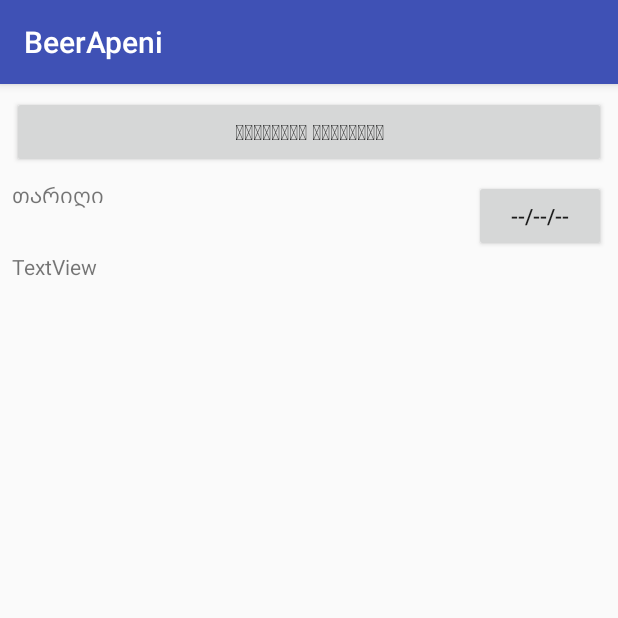
After one commit to kartlos99/apeni, an Android app: the OrdersActivity screen opened directly, with no data from a screen before it, on a phone screen of 412 x 824 dp, the top half of it. The commit adds this screen. Run offline under Robolectric (Android 15) with nearby library versions, the phone set to English and light mode, and no system bars.

Commit message:
shekvetis gverds vaketebt

```diff
--- a/app/build.gradle
+++ b/app/build.gradle
@@ -25,6 +25,8 @@ dependencies {
         exclude group: 'com.android.support', module: 'support-annotations'
     })
     compile 'com.android.support:appcompat-v7:25.3.1'
+    compile 'com.android.support:cardview-v7:25.3.1'
+    compile 'com.android.support:design:25.3.1'
     compile 'com.android.support.constraint:constraint-layout:1.0.2'
     testCompile 'junit:junit:4.12'
 }
--- a/app/src/main/AndroidManifest.xml
+++ b/app/src/main/AndroidManifest.xml
@@ -16,6 +16,7 @@
                 <category android:name="android.intent.category.LAUNCHER" />
             </intent-filter>
         </activity>
+        <activity android:name=".OrdersActivity"></activity>
     </application>
 
 </manifest>
--- /dev/null
+++ b/app/src/main/java/com/example/kdiakonidze/beerapeni/OrdersActivity.java
@@ -0,0 +1,49 @@
+package com.example.kdiakonidze.beerapeni;
+
+import android.app.DatePickerDialog;
+import android.icu.util.Calendar;
+import android.os.Build;
+import android.support.annotation.RequiresApi;
+import android.support.v7.app.AppCompatActivity;
+import android.os.Bundle;
+import android.view.View;
+import android.widget.Button;
+import android.widget.DatePicker;
+
+public class OrdersActivity extends AppCompatActivity {
+
+    Button btn_setDate;
+
+
+
+    DatePickerDialog.OnDateSetListener dateSetListener = new DatePickerDialog.OnDateSetListener() {
+        @Override
+        public void onDateSet(DatePicker datePicker, int i, int i1, int i2) {
+            btn_setDate.setText(i+"/"+i1+"/" + i2);
+        }
+    };
+
+
+    @Override
+    protected void onCreate(Bundle savedInstanceState) {
+        super.onCreate(savedInstanceState);
+        setContentView(R.layout.activity_orders);
+
+
+
+
+        btn_setDate = (Button) findViewById(R.id.btn_setdate);
+        btn_setDate.setOnClickListener(new View.OnClickListener() {
+            @RequiresApi(api = Build.VERSION_CODES.N)
+            @Override
+            public void onClick(View view) {
+                Calendar c = Calendar.getInstance();
+                btn_setDate.setText(c.get(Calendar.YEAR)+"/"+ c.get(Calendar.MONTH)+"/"+ c.get(Calendar.DAY_OF_MONTH));
+
+//                DatePickerDialog datePickerDialog = new DatePickerDialog(getApplicationContext(), dateSetListener, c.get(Calendar.YEAR), c.get(Calendar.MONTH), c.get(Calendar.DAY_OF_MONTH) );
+//                datePickerDialog.setCancelable(false);
+//                datePickerDialog.show();
+            }
+        });
+    }
+}
--- /dev/null
+++ b/app/src/main/res/layout/activity_orders.xml
@@ -0,0 +1,70 @@
+<?xml version="1.0" encoding="utf-8"?>
+<android.support.constraint.ConstraintLayout xmlns:android="http://schemas.android.com/apk/res/android"
+    xmlns:app="http://schemas.android.com/apk/res-auto"
+    xmlns:tools="http://schemas.android.com/tools"
+    android:layout_width="match_parent"
+    android:layout_height="match_parent"
+    tools:context="com.example.kdiakonidze.beerapeni.OrdersActivity">
+
+    <Button
+        android:id="@+id/btn_addOrder"
+        android:layout_width="0dp"
+        android:layout_height="wrap_content"
+        android:text="@string/shekvetis_damateba"
+        app:layout_constraintTop_toTopOf="parent"
+        android:layout_marginTop="8dp"
+        android:layout_marginLeft="8dp"
+        app:layout_constraintLeft_toLeftOf="parent"
+        android:layout_marginRight="8dp"
+        app:layout_constraintRight_toRightOf="parent"
+        android:layout_marginStart="8dp"
+        android:layout_marginEnd="8dp" />
+
+    <TextView
+        android:id="@+id/textView2"
+        android:layout_width="wrap_content"
+        android:layout_height="wrap_content"
+        android:text="@string/text_tarigi"
+        android:layout_marginTop="8dp"
+        app:layout_constraintTop_toBottomOf="@+id/btn_addOrder"
+        android:layout_marginLeft="8dp"
+        app:layout_constraintLeft_toLeftOf="parent"
+        android:layout_marginStart="8dp" />
+
+    <Button
+        android:id="@+id/btn_setdate"
+        android:text="--/--/--"
+        android:layout_width="wrap_content"
+        android:layout_height="wrap_content"
+        android:layout_marginTop="8dp"
+        app:layout_constraintTop_toBottomOf="@+id/btn_addOrder"
+        android:layout_marginRight="8dp"
+        app:layout_constraintRight_toRightOf="parent"
+        android:layout_marginEnd="8dp" />
+
+    <TextView
+        android:id="@+id/textView3"
+        android:layout_width="wrap_content"
+        android:layout_height="wrap_content"
+        android:text="TextView"
+        app:layout_constraintTop_toBottomOf="@+id/btn_setdate"
+        android:layout_marginLeft="8dp"
+        app:layout_constraintLeft_toLeftOf="parent"
+        android:layout_marginStart="8dp" />
+
+    <ListView
+        android:id="@+id/list_shekvetebi"
+        android:layout_width="0dp"
+        android:layout_height="0dp"
+        android:layout_marginTop="8dp"
+        app:layout_constraintTop_toBottomOf="@+id/textView3"
+        android:layout_marginLeft="0dp"
+        app:layout_constraintLeft_toLeftOf="parent"
+        android:layout_marginRight="0dp"
+        app:layout_constraintRight_toRightOf="parent"
+        app:layout_constraintBottom_toBottomOf="parent"
+        android:layout_marginBottom="8dp"
+        app:layout_constraintHorizontal_bias="0.0"
+        app:layout_constraintVertical_bias="0.0" />
+
+</android.support.constraint.ConstraintLayout>
--- a/app/src/main/res/values/strings.xml
+++ b/app/src/main/res/values/strings.xml
@@ -5,4 +5,6 @@
     <string name="obj_realizacia">ობიექტების რეალიზაცია</string>
     <string name="day_realizacia">დღიური რეალიზაცია</string>
     <string name="ludsaxarshi">ლუდსახარში აფენი</string>
+    <string name="text_tarigi">თარიღი</string>
+    <string name="shekvetis_damateba">შეკვეთის დამატება</string>
 </resources>
```
Also changed, not shown: app/src/main/java/com/example/kdiakonidze/beerapeni/MainActivity.java (+42 -1 lines).
